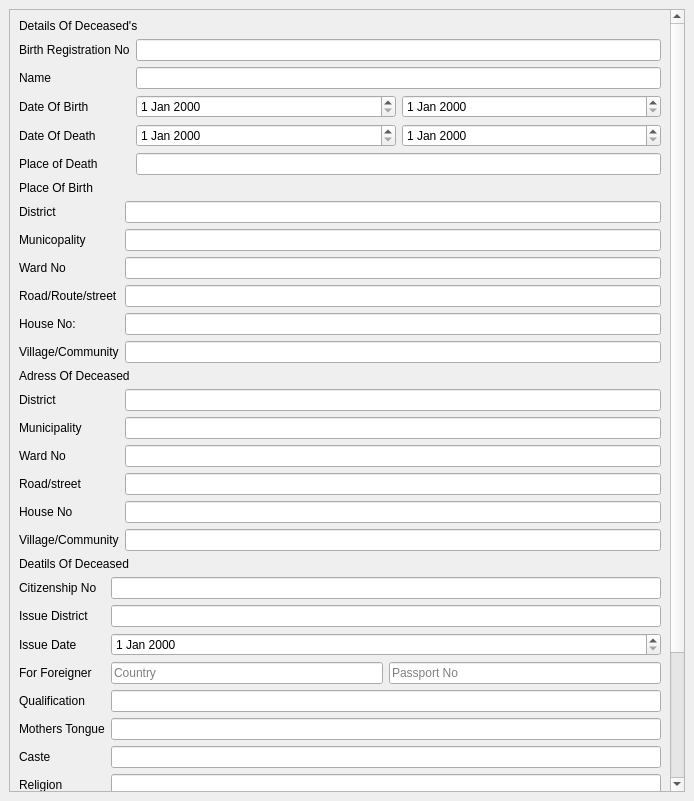
Before: the Qt Designer form Smartward/forms/deathregistrationform.ui in cygnus55/smartward, drawn with Qt 5.
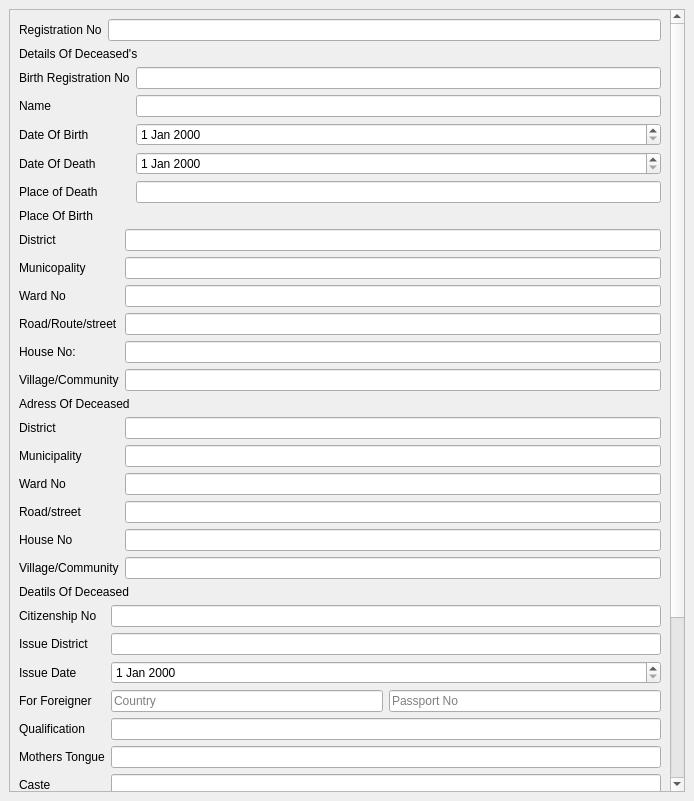
After: the same form once the commit is applied.

```diff
--- a/Smartward/forms/deathregistrationform.ui
+++ b/Smartward/forms/deathregistrationform.ui
@@ -24,77 +24,13 @@
        <property name="geometry">
         <rect>
          <x>0</x>
-         <y>-200</y>
+         <y>-342</y>
          <width>649</width>
-         <height>1051</height>
+         <height>1119</height>
         </rect>
        </property>
        <layout class="QGridLayout" name="gridLayout_2">
-        <item row="3" column="0">
-         <layout class="QFormLayout" name="formLayout_2">
-          <item row="0" column="0">
-           <widget class="QLabel" name="districtLabel">
-            <property name="text">
-             <string>District</string>
-            </property>
-           </widget>
-          </item>
-          <item row="0" column="1">
-           <widget class="QLineEdit" name="districtLineEdit"/>
-          </item>
-          <item row="1" column="0">
-           <widget class="QLabel" name="mubicipalityLabel">
-            <property name="text">
-             <string>Municopality</string>
-            </property>
-           </widget>
-          </item>
-          <item row="1" column="1">
-           <widget class="QLineEdit" name="mubicipalityLineEdit"/>
-          </item>
-          <item row="2" column="0">
-           <widget class="QLabel" name="wardNoLabel">
-            <property name="text">
-             <string>Ward No</string>
-            </property>
-           </widget>
-          </item>
-          <item row="2" column="1">
-           <widget class="QLineEdit" name="wardNoLineEdit"/>
-          </item>
-          <item row="3" column="0">
-           <widget class="QLabel" name="roadLabel">
-            <property name="text">
-             <string>Road/Route/street</string>
-            </property>
-           </widget>
-          </item>
-          <item row="3" column="1">
-           <widget class="QLineEdit" name="roadLineEdit"/>
-          </item>
-          <item row="4" column="0">
-           <widget class="QLabel" name="houseNoLabel">
-            <property name="text">
-             <string>House No:</string>
-            </property>
-           </widget>
-          </item>
-          <item row="4" column="1">
-           <widget class="QLineEdit" name="houseNoLineEdit"/>
-          </item>
-          <item row="5" column="0">
-           <widget class="QLabel" name="villageLabel">
-            <property name="text">
-             <string>Village/Community</string>
-            </property>
-           </widget>
-          </item>
-          <item row="5" column="1">
-           <widget class="QLineEdit" name="villageLineEdit"/>
-          </item>
-         </layout>
-        </item>
-        <item row="5" column="0">
+        <item row="6" column="0">
          <layout class="QFormLayout" name="formLayout_5">
           <item row="0" column="0">
            <widget class="QLabel" name="districtLabel_2">
@@ -158,21 +94,92 @@
           </item>
          </layout>
         </item>
-        <item row="6" column="0">
-         <widget class="QLabel" name="label_4">
+        <item row="5" column="0">
+         <widget class="QLabel" name="label_3">
           <property name="text">
-           <string>Deatils Of Deceased</string>
+           <string>Adress Of Deceased</string>
           </property>
          </widget>
         </item>
-        <item row="2" column="0">
+        <item row="1" column="0">
+         <widget class="QLabel" name="label">
+          <property name="text">
+           <string>Details Of Deceased's</string>
+          </property>
+         </widget>
+        </item>
+        <item row="4" column="0">
+         <layout class="QFormLayout" name="formLayout_2">
+          <item row="0" column="0">
+           <widget class="QLabel" name="districtLabel">
+            <property name="text">
+             <string>District</string>
+            </property>
+           </widget>
+          </item>
+          <item row="0" column="1">
+           <widget class="QLineEdit" name="districtLineEdit"/>
+          </item>
+          <item row="1" column="0">
+           <widget class="QLabel" name="mubicipalityLabel">
+            <property name="text">
+             <string>Municopality</string>
+            </property>
+           </widget>
+          </item>
+          <item row="1" column="1">
+           <widget class="QLineEdit" name="mubicipalityLineEdit"/>
+          </item>
+          <item row="2" column="0">
+           <widget class="QLabel" name="wardNoLabel">
+            <property name="text">
+             <string>Ward No</string>
+            </property>
+           </widget>
+          </item>
+          <item row="3" column="0">
+           <widget class="QLabel" name="roadLabel">
+            <property name="text">
+             <string>Road/Route/street</string>
+            </property>
+           </widget>
+          </item>
+          <item row="3" column="1">
+           <widget class="QLineEdit" name="roadLineEdit"/>
+          </item>
+          <item row="4" column="0">
+           <widget class="QLabel" name="houseNoLabel">
+            <property name="text">
+             <string>House No:</string>
+            </property>
+           </widget>
+          </item>
+          <item row="4" column="1">
+           <widget class="QLineEdit" name="houseNoLineEdit"/>
+          </item>
+          <item row="5" column="0">
+           <widget class="QLabel" name="villageLabel">
+            <property name="text">
+             <string>Village/Community</string>
+            </property>
+           </widget>
+          </item>
+          <item row="5" column="1">
+           <widget class="QLineEdit" name="villageLineEdit"/>
+          </item>
+          <item row="2" column="1">
+           <widget class="QLineEdit" name="wardNoLineEdit"/>
+          </item>
+         </layout>
+        </item>
+        <item row="3" column="0">
          <widget class="QLabel" name="label_2">
           <property name="text">
            <string>Place Of Birth</string>
           </property>
          </widget>
         </item>
-        <item row="1" column="0">
+        <item row="2" column="0">
          <layout class="QFormLayout" name="formLayout">
           <item row="0" column="0">
            <widget class="QLabel" name="birthRegistrationNoLabel">
@@ -203,9 +210,6 @@
           </item>
           <item row="2" column="1">
            <layout class="QHBoxLayout" name="horizontalLayout">
-            <item>
-             <widget class="QDateEdit" name="dateEdit_2"/>
-            </item>
             <item>
              <widget class="QDateEdit" name="dateEdit"/>
             </item>
@@ -220,9 +224,6 @@
           </item>
           <item row="3" column="1">
            <layout class="QHBoxLayout" name="horizontalLayout_2">
-            <item>
-             <widget class="QDateEdit" name="dateEdit_4"/>
-            </item>
             <item>
              <widget class="QDateEdit" name="dateEdit_3"/>
             </item>
@@ -240,21 +241,14 @@
           </item>
          </layout>
         </item>
-        <item row="0" column="0">
-         <widget class="QLabel" name="label">
-          <property name="text">
-           <string>Details Of Deceased's</string>
-          </property>
-         </widget>
-        </item>
-        <item row="4" column="0">
-         <widget class="QLabel" name="label_3">
-          <property name="text">
-           <string>Adress Of Deceased</string>
-          </property>
-         </widget>
-        </item>
         <item row="7" column="0">
+         <widget class="QLabel" name="label_4">
+          <property name="text">
+           <string>Deatils Of Deceased</string>
+          </property>
+         </widget>
+        </item>
+        <item row="8" column="0">
          <layout class="QFormLayout" name="formLayout_6">
           <item row="0" column="0">
            <widget class="QLabel" name="citizenshipNoLabel">
@@ -400,6 +394,27 @@
           </item>
           <item row="12" column="1">
            <widget class="QLineEdit" name="causeOfDeathLineEdit"/>
+          </item>
+          <item row="13" column="1">
+           <widget class="QDialogButtonBox" name="buttonBox">
+            <property name="standardButtons">
+             <set>QDialogButtonBox::Cancel|QDialogButtonBox::Ok</set>
+            </property>
+           </widget>
+          </item>
+         </layout>
+        </item>
+        <item row="0" column="0">
+         <layout class="QFormLayout" name="formLayout_7">
+          <item row="0" column="0">
+           <widget class="QLabel" name="registrationNoLabel">
+            <property name="text">
+             <string>Registration No</string>
+            </property>
+           </widget>
+          </item>
+          <item row="0" column="1">
+           <widget class="QLineEdit" name="registrationNoLineEdit"/>
           </item>
          </layout>
         </item>
```
Left out of the diff: 6 changed lines with no effect on the pictures.
